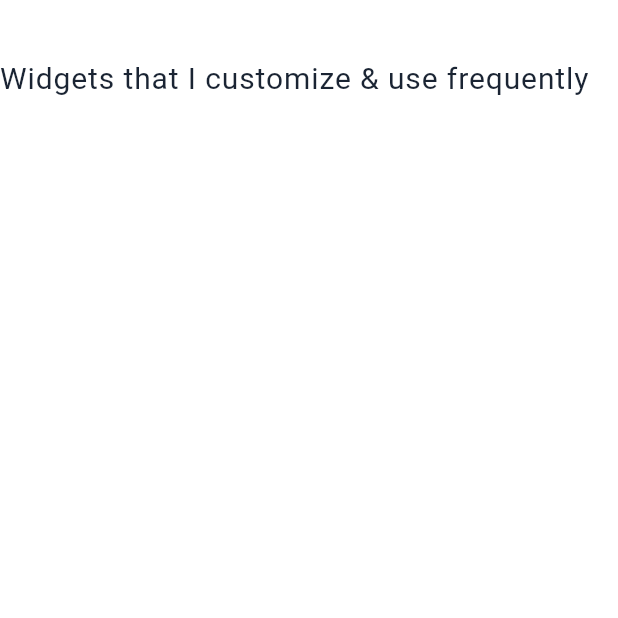
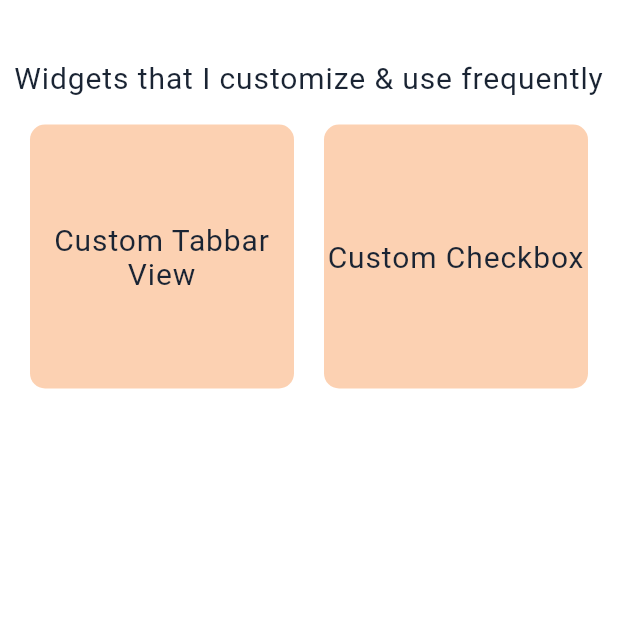
Before and after one commit to montaag/usefulWidgets, a Flutter app: the screen it shows after launch, on a phone screen of 412 x 824 dp, the top half of it. Run offline on Flutter 3.47's test engine with Material 2 defaults, Android fonts, the phone set to English and light mode, and no system bars; our stand-ins replace tab_indicator_styler; Roboto replaces fonts that are missing (NunitoSans).

Commit message:
custom check box added

```diff
--- /dev/null
+++ b/lib/homepage.dart
@@ -0,0 +1,84 @@
+import 'package:flutter/material.dart';
+import 'package:usefull_widgets/config/palette.dart';
+import 'package:usefull_widgets/config/theme.dart';
+import 'package:usefull_widgets/widgets/form_elements/check_box.dart';
+import 'package:usefull_widgets/widgets/tabbar_view/custom_tabbar.dart';
+
+class HomePage extends StatelessWidget {
+  const HomePage({Key? key}) : super(key: key);
+
+  @override
+  Widget build(BuildContext context) {
+    return Scaffold(
+      body: SafeArea(
+        child: Column(
+          children: [
+            const SizedBox(
+              height: 40,
+            ),
+            Text(
+              "Widgets that I customize & use frequently",
+              style: CustomTheme.title(context),
+              textAlign: TextAlign.center,
+            ),
+            const SizedBox(
+              height: 20,
+            ),
+            Padding(
+              padding: const EdgeInsets.symmetric(horizontal: 20),
+              child: GridView.count(
+                shrinkWrap: true,
+                childAspectRatio: 1,
+                crossAxisCount: 2,
+                mainAxisSpacing: 10,
+                crossAxisSpacing: 20,
+                // ignore: prefer_const_literals_to_create_immutables
+                children: [
+                  const GridViewItem(
+                    name: "Custom Tabbar View",
+                    widget: CustomTabbar(),
+                  ),
+                  const GridViewItem(
+                    name: "Custom Checkbox",
+                    widget: CustomCheckbox(),
+                  ),
+                ],
+              ),
+            ),
+          ],
+        ),
+      ),
+    );
+  }
+}
+
+class GridViewItem extends StatelessWidget {
+  final String name;
+  final Widget widget;
+  const GridViewItem({Key? key, required this.name, required this.widget}) : super(key: key);
+
+  @override
+  Widget build(BuildContext context) {
+    return InkWell(
+      onTap: () => Navigator.push(
+        context,
+        MaterialPageRoute(
+          builder: ((context) => widget),
+        ),
+      ),
+      child: Container(
+        decoration: BoxDecoration(
+          color: Palette.primaryColor.withOpacity(0.3),
+          borderRadius: BorderRadius.circular(10),
+        ),
+        child: Center(
+          child: Text(
+            name,
+            style: CustomTheme.title(context),
+            textAlign: TextAlign.center,
+          ),
+        ),
+      ),
+    );
+  }
+}
--- a/lib/main.dart
+++ b/lib/main.dart
@@ -1,6 +1,6 @@
 import 'package:flutter/material.dart';
 import 'package:usefull_widgets/config/theme.dart';
-import 'package:usefull_widgets/view/homepage.dart';
+import 'package:usefull_widgets/homepage.dart';
 
 void main() {
   runApp(const MyApp());
--- a/lib/view/homepage.dart
+++ /dev/null
@@ -1,26 +0,0 @@
-import 'package:flutter/material.dart';
-import 'package:usefull_widgets/config/theme.dart';
-
-class HomePage extends StatelessWidget {
-  const HomePage({Key? key}) : super(key: key);
-
-  @override
-  Widget build(BuildContext context) {
-    return Scaffold(
-      body: SafeArea(
-        child: Column(
-          children: [
-            const SizedBox(
-              height: 40,
-            ),
-            Text(
-              "Widgets that I customize & use frequently",
-              style: CustomTheme.title(context),
-              textAlign: TextAlign.center,
-            ),
-          ],
-        ),
-      ),
-    );
-  }
-}
--- a/pubspec.yaml
+++ b/pubspec.yaml
@@ -29,6 +29,7 @@ environment:
 dependencies:
   flutter:
     sdk: flutter
+  tab_indicator_styler: ^2.0.0
 
 
   # The following adds the Cupertino Icons font to your application.
@@ -38,6 +39,8 @@ dependencies:
 dev_dependencies:
   flutter_test:
     sdk: flutter
+  lint: ^1.8.2
+  linter: ^1.22.0
 
   # The "flutter_lints" package below contains a set of recommended lints to
   # encourage good coding practices. The lint set provided by the package is
```
Also changed, not shown: analysis_options.yaml (+5 -28 lines), lib/widgets/form_elements/check_box.dart (added, +95 -0 lines), lib/widgets/tabbar_view/custom_tabbar.dart (added, +115 -0 lines), pubspec.lock.
